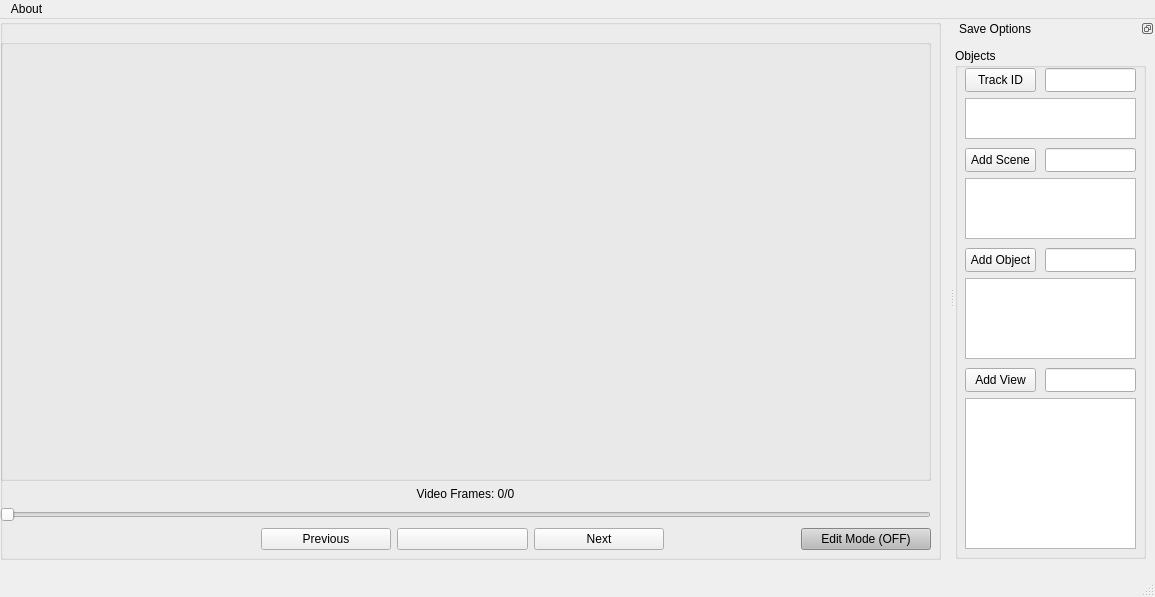
hilmandayo/pymagextractor, file pymagextractor/gui/qt_windows/view_image_extraction.ui: the form before one commit.
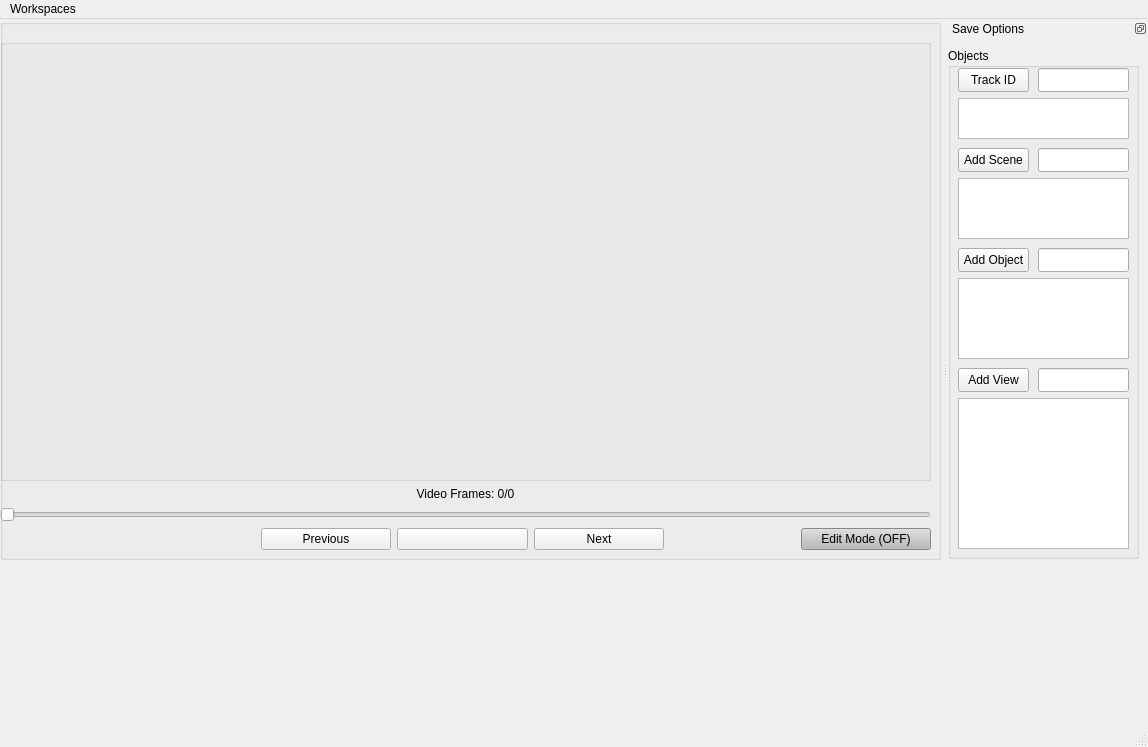
The form after the commit.

```diff
--- a/pymagextractor/gui/qt_windows/view_image_extraction.ui
+++ b/pymagextractor/gui/qt_windows/view_image_extraction.ui
@@ -6,8 +6,8 @@
    <rect>
     <x>0</x>
     <y>0</y>
-    <width>1155</width>
-    <height>597</height>
+    <width>1148</width>
+    <height>747</height>
    </rect>
   </property>
   <property name="windowTitle">
@@ -596,19 +596,30 @@
      </item>
     </layout>
    </widget>
+   <widget class="QWidget" name="gridLayoutWidget">
+    <property name="geometry">
+     <rect>
+      <x>0</x>
+      <y>550</y>
+      <width>941</width>
+      <height>151</height>
+     </rect>
+    </property>
+    <layout class="QGridLayout" name="button_grid"/>
+   </widget>
   </widget>
   <widget class="QMenuBar" name="menubar">
    <property name="geometry">
     <rect>
      <x>0</x>
      <y>0</y>
-     <width>1155</width>
-     <height>22</height>
+     <width>1148</width>
+     <height>19</height>
     </rect>
    </property>
    <widget class="QMenu" name="menuAbout">
     <property name="title">
-     <string>About</string>
+     <string>Workspaces</string>
     </property>
    </widget>
    <addaction name="menuAbout"/>
```
Left out of the diff: 8 changed lines with no effect on the pictures.
